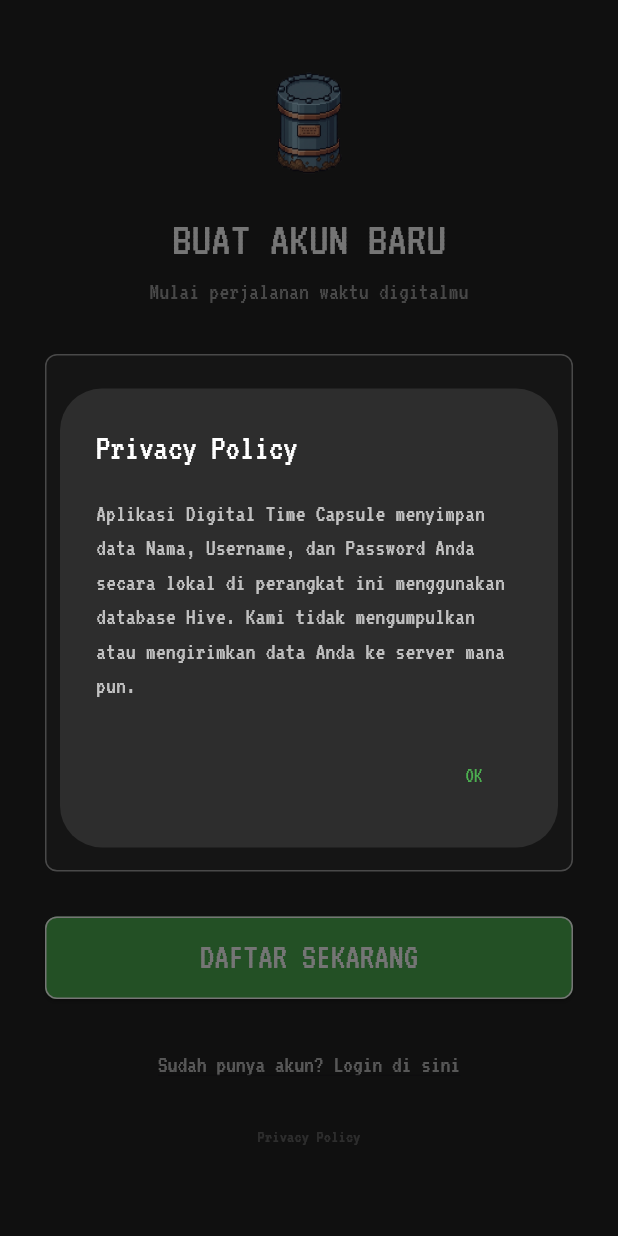
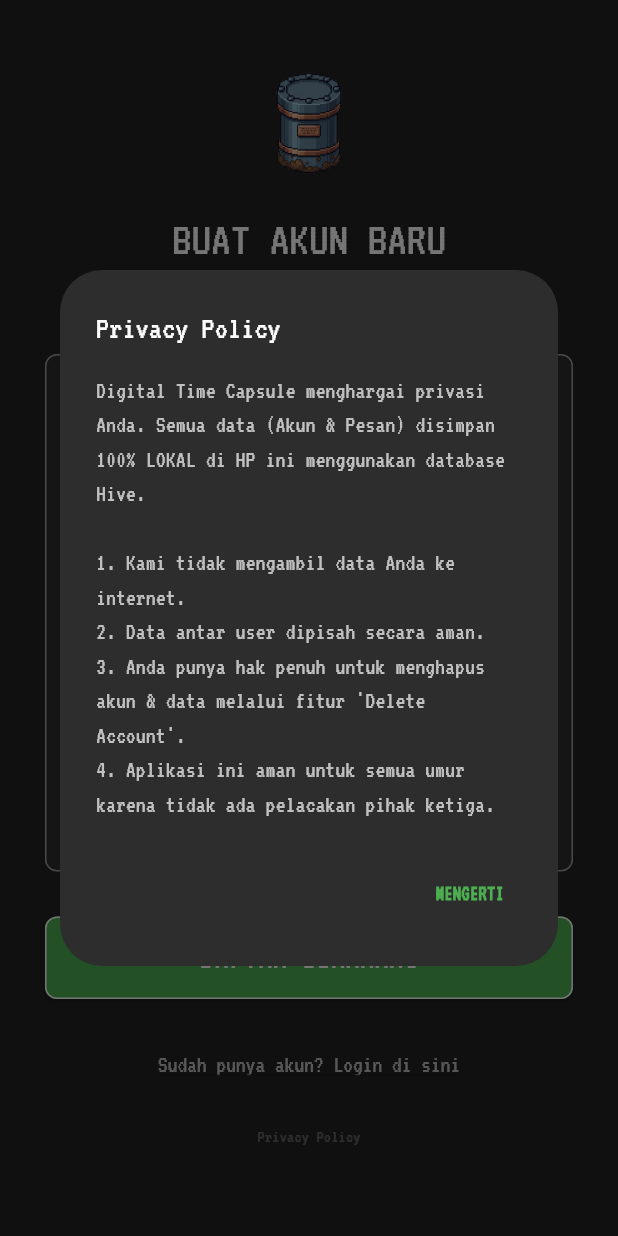
Before and after one commit to hafanza/digital_time_capsule, a Flutter app: the RegisterScreen screen opened directly, after a tap on "Privacy Policy", on a phone screen of 412 x 824 dp. Run offline on Flutter 3.47's test engine with Material 3 defaults, Android fonts, the phone set to English and light mode, and no system bars; our stand-ins replace hive, hive_flutter; accounts and stored records are empty.

Commit message:
update privacy policy

```diff
--- a/lib/register_screen.dart
+++ b/lib/register_screen.dart
@@ -80,15 +80,26 @@ class _RegisterScreenState extends State<RegisterScreen> {
       context: context,
       builder: (context) => AlertDialog(
         backgroundColor: const Color(0xFF2D2D2D),
-        title: const Text("Privacy Policy", style: TextStyle(color: Colors.white, fontFamily: 'VT323')),
-        content: const Text(
-          "Aplikasi Digital Time Capsule menyimpan data Nama, Username, dan Password Anda secara lokal di perangkat ini menggunakan database Hive. Kami tidak mengumpulkan atau mengirimkan data Anda ke server mana pun.",
-          style: TextStyle(color: Colors.white70, fontFamily: 'VT323', fontSize: 16),
+        title: const Text("Privacy Policy",
+            style: TextStyle(color: Colors.white, fontFamily: 'VT323', fontSize: 22)),
+        content: SizedBox(
+          width: double.maxFinite,
+          child: SingleChildScrollView(
+            child: const Text(
+              "Digital Time Capsule menghargai privasi Anda. Semua data (Akun & Pesan) disimpan 100% LOKAL di HP ini menggunakan database Hive.\n\n"
+                  "1. Kami tidak mengambil data Anda ke internet.\n"
+                  "2. Data antar user dipisah secara aman.\n"
+                  "3. Anda punya hak penuh untuk menghapus akun & data melalui fitur 'Delete Account'.\n"
+                  "4. Aplikasi ini aman untuk semua umur karena tidak ada pelacakan pihak ketiga.",
+              style: TextStyle(color: Colors.white70, fontFamily: 'VT323', fontSize: 16),
+            ),
+          ),
         ),
         actions: [
           TextButton(
             onPressed: () => Navigator.pop(context),
-            child: const Text("OK", style: TextStyle(color: Colors.green, fontFamily: 'VT323')),
+            child: const Text("MENGERTI",
+                style: TextStyle(color: Colors.green, fontFamily: 'VT323', fontWeight: FontWeight.bold)),
           ),
         ],
       ),
```
